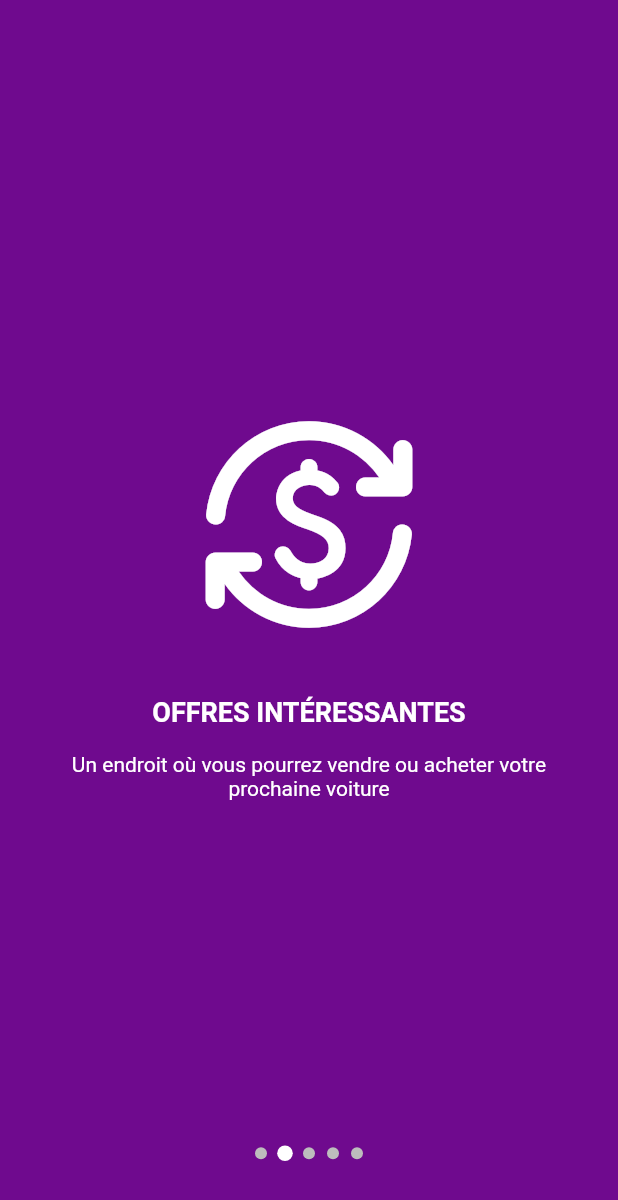
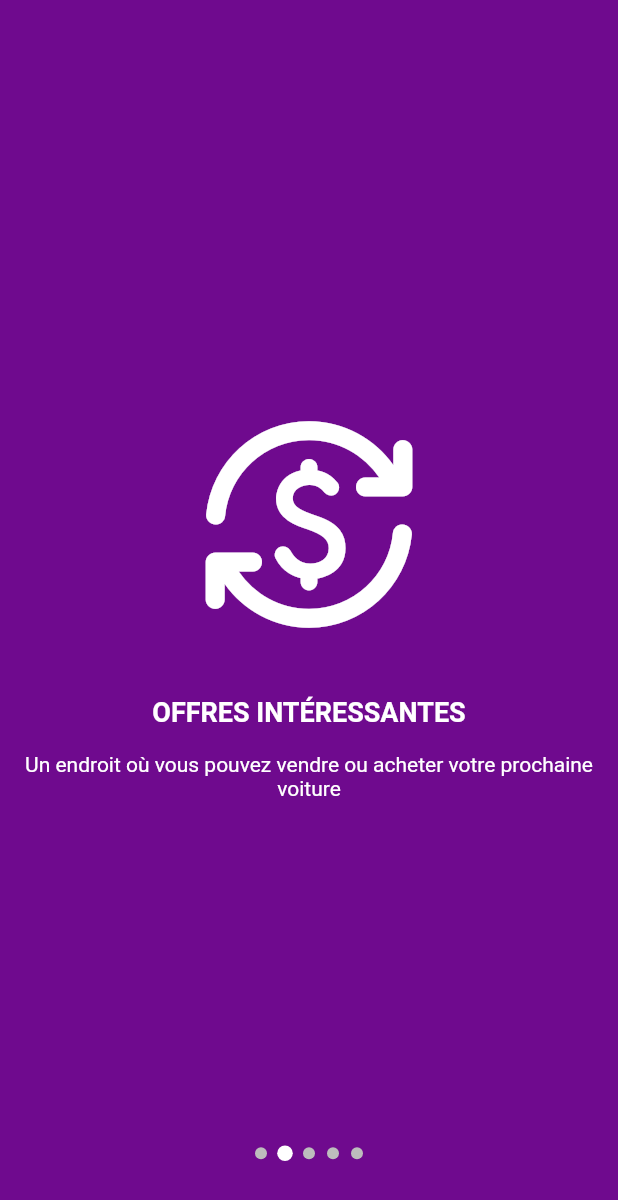
Before and after one commit to DustyDast/projet_cdn, a Flutter app: the screen it shows after launch, swiped to page 2, on a phone screen of 412 x 824 dp. Shown: the top 1200 px of the screen. Run offline on Flutter 3.47's test engine with Material 2 defaults, Android fonts, the light colour scheme and no system bars; drawn by our look-alikes of smooth_page_indicator; our stand-ins replace bloc, cached_network_image, cloud_firestore, firebase_auth, firebase_core, firebase_storage and 4 more; missing offline and left inert: dialog_flowtter, flutter_facebook_auth, flutter_sms, the_apple_sign_in; accounts and stored records are empty; generated files the repository leaves out were written again.

Commit message:
corrige onboarding

```diff
--- a/lib/ui/auth/onBoarding/on_boarding_screen.dart
+++ b/lib/ui/auth/onBoarding/on_boarding_screen.dart
@@ -38,7 +38,7 @@ class _OnBoardingScreenState extends State<OnBoardingScreen> {
   /// title
   final List<String> _subtitlesList = [
     'Bienvenue sur le meilleur marché automobile', //TODO ONBOARDING text
-    'Un endroit où vous pourrez vendre ou acheter votre prochaine voiture',
+    'Un endroit où vous pouvez vendre ou acheter votre prochaine voiture',
     'Ne perdez pas de temps à remplir des formulaires ennuyeux.',
     'Application optimisée par firestore et dialog flow',
     'connectez-vous et laissez-vous guider par notre bot'
```
